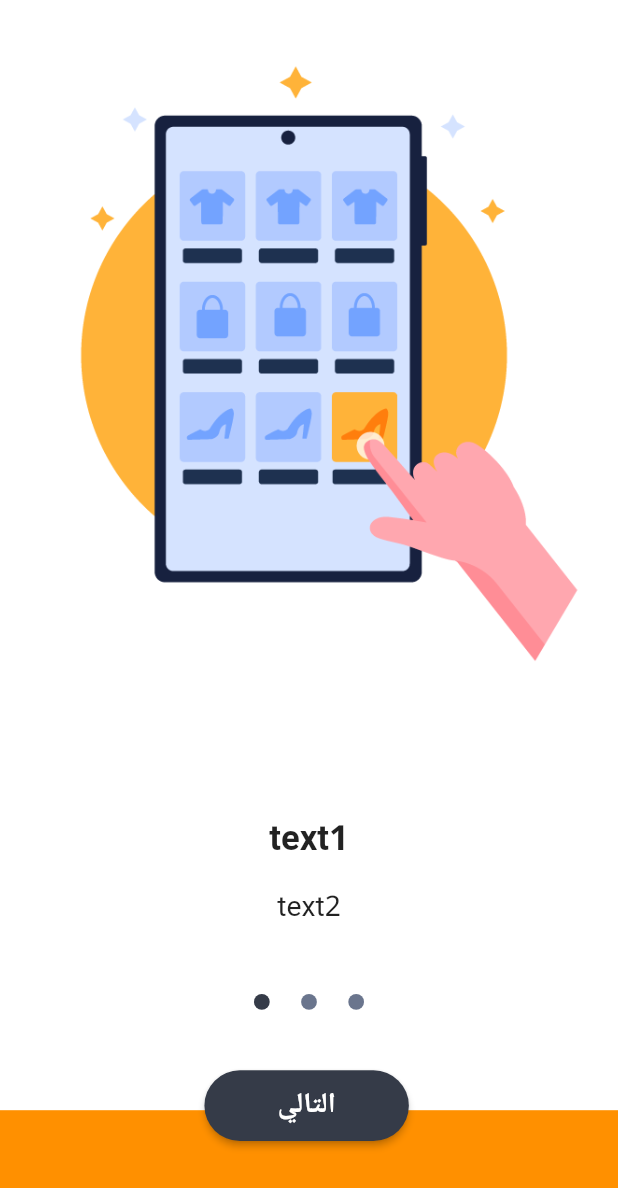
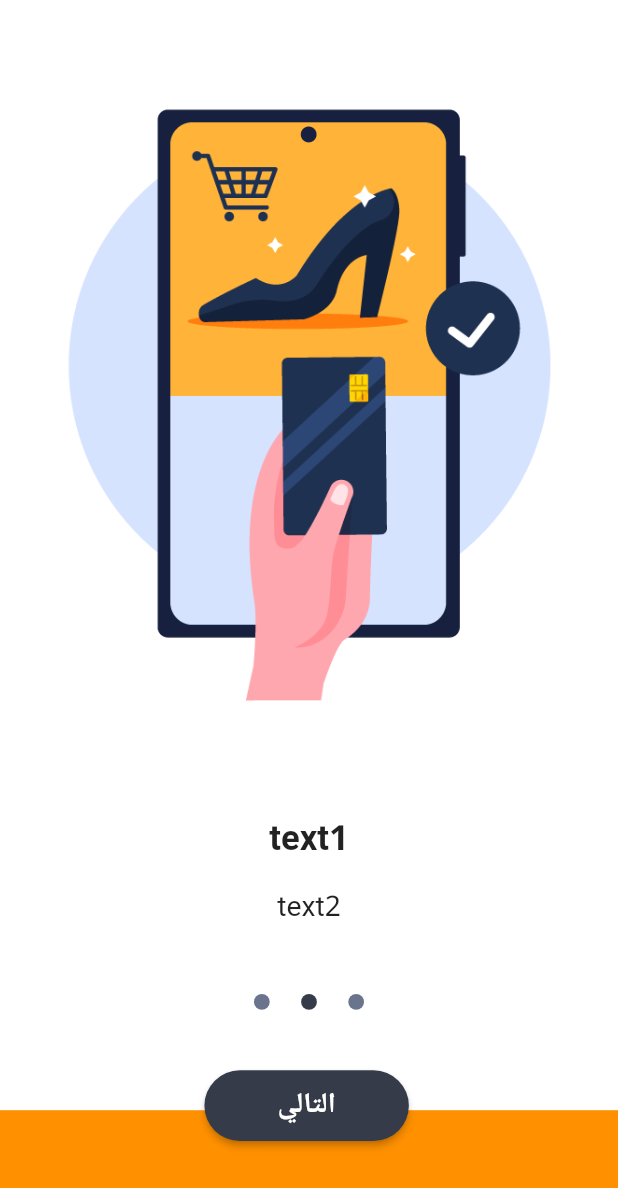
Before and after one commit to AghyadHamdoun/caphore_shop, a Flutter app: the screen it shows after launch, after a tap on "التالي", on a phone screen of 412 x 824 dp. Shown: the top 1188 px of the screen. Run offline on Flutter 3.47's test engine with Material 2 defaults, Android fonts, the phone set to English and light mode, and no system bars; drawn by our look-alikes of liquid_swipe; our stand-ins replace animate_do, cached_network_image, carousel_slider, dartz, dio, easy_localization and 9 more; missing offline and left inert: flutter_wp_woocommerce, simple_html_css.

Commit message:
onboarding done

```diff
--- a/lib/features/categories/presentation/screeens/OnBoarding/OBPage.dart
+++ b/lib/features/categories/presentation/screeens/OnBoarding/OBPage.dart
@@ -1,6 +1,13 @@
+import 'package:caphore/features/categories/presentation/screeens/OnBoarding/on_boarding_one.dart';
+import 'package:caphore/features/categories/presentation/screeens/OnBoarding/on_boarding_three.dart';
+import 'package:caphore/features/categories/presentation/screeens/OnBoarding/on_boarding_two.dart';
 import 'package:caphore/features/categories/presentation/screeens/widgets/OBwidget.dart';
 import 'package:flutter/material.dart';
+import 'package:flutter_screenutil/flutter_screenutil.dart';
 import 'package:liquid_swipe/liquid_swipe.dart';
+import 'package:shared_preferences/shared_preferences.dart';
+
+import '../../../../../core/utils/app_color.dart';
 
 class OBPage extends StatelessWidget {
   OBPage({Key? key}) : super(key: key);
@@ -11,21 +18,12 @@
   @override
   Widget build(BuildContext context) {
     final pages = [
-      OBwidget(
-        image: "assets/images/1R.png",
-        text1: "text1",
-        text2: "text2",
-      ),
-      OBwidget(
-        image: "assets/images/2R.png",
-        text1: "text1",
-        text2: "text2",
-      ),
-      OBwidget(
-        image: "assets/images/3R.png",
-        text1: "text1",
-        text2: "text2",
-      ),
+      OnBoardingOne(
+          image: "assets/images/1R.png", text1: "text1", text2: "text2"),
+      OnBoardingTwo(
+          image: "assets/images/2R.png", text1: "text1", text2: "text2"),
+      OnBoardingTree(
+          image: "assets/images/3R.png", text1: "text1", text2: "text2"),
     ];
 
     return Scaffold(
@@ -39,6 +37,24 @@
             pages: pages,
             enableSideReveal: false,
           ),
+          Positioned(
+            bottom: 60.h,
+            left: 130.w,
+            child: ElevatedButton(
+              style: ElevatedButton.styleFrom(
+                backgroundColor: AppColor.primaryColor.withOpacity(1),
+                shape: const StadiumBorder(),
+                fixedSize: Size(130.w, 45.h),
+              ),
+              onPressed: () {
+                page1a2a3(context);
+              },
+              child: Text(
+                "   التالي   ",
+                style: TextStyle(fontSize: 18.sp),
+              ),
+            ),
+          ),
         ],
       ),
     );
@@ -48,8 +64,14 @@
     currentpage = activePageIndex;
   }
 
-  page1a2f() {
-    int nextpage = controller.currentPage + 1;
-    controller.animateToPage(page: nextpage);
+  void page1a2a3(BuildContext context) {
+    if (controller.currentPage != 2) {
+      int nextpage = controller.currentPage + 1;
+      controller.animateToPage(
+        page: nextpage,
+      );
+    } else {
+      Navigator.of(context).pushReplacementNamed("/pages");
+    }
   }
 }
--- a/lib/features/categories/presentation/screeens/OnBoarding/Splash.dart
+++ b/lib/features/categories/presentation/screeens/OnBoarding/Splash.dart
@@ -4,13 +4,15 @@
 import 'package:flutter_screenutil/flutter_screenutil.dart';
 
 class Splash extends StatelessWidget {
-  const Splash({Key? key}) : super(key: key);
+  Splash({Key? key}) : super(key: key);
 
   @override
   Widget build(BuildContext context) {
-    Timer.periodic(const Duration(seconds: 2), (timer) {
-      Navigator.of(context).pushReplacementNamed("/OBPage");
-    });
+
+      Timer.periodic(const Duration(seconds: 2), (timer) async {
+        Navigator.of(context).pushReplacementNamed("/OBPage");
+      });
+
     return Scaffold(
       backgroundColor: Colors.white,
       body: SizedBox(
--- /dev/null
+++ b/lib/features/categories/presentation/screeens/OnBoarding/on_boarding_one.dart
@@ -0,0 +1,96 @@
+import 'package:flutter/material.dart';
+import 'package:flutter_screenutil/flutter_screenutil.dart';
+
+import '../../../../../core/utils/app_color.dart';
+
+class OnBoardingOne extends StatelessWidget {
+  final String image;
+  final String text1;
+  final String text2;
+  const OnBoardingOne(
+      {Key? key, required this.image, required this.text1, required this.text2})
+      : super(key: key);
+
+  @override
+  Widget build(BuildContext context) {
+    return SafeArea(
+      child: Scaffold(
+        body: Container(
+          color: Colors.white,
+          child: Stack(
+            children: [
+              Column(
+                mainAxisAlignment: MainAxisAlignment.spaceBetween,
+                children: [
+                  Image.asset(
+                    image,
+                    height: 500.h,
+                    fit: BoxFit.fill,
+                  ),
+                  Text(
+                    text1,
+                    style:
+                        TextStyle(fontSize: 22.sp, fontWeight: FontWeight.bold),
+                  ),
+                  Text(
+                    text2,
+                    style: TextStyle(fontSize: 18.sp),
+                  ),
+                  SizedBox(
+                    height: 10.h,
+                  ),
+                  Row(
+                    mainAxisAlignment: MainAxisAlignment.center,
+                    children: [
+                      Container(
+                        height: 10.h,
+                        width: 10.w,
+                        decoration: const BoxDecoration(
+                          color: Color.fromARGB(255, 106, 117, 141),
+                          shape: BoxShape.circle,
+                        ),
+                      ),
+                      SizedBox(
+                        width: 20.w,
+                      ),
+                      Container(
+                        height: 10.h,
+                        width: 10.w,
+                        decoration: const BoxDecoration(
+                          color: Color.fromARGB(255, 106, 117, 141),
+                          shape: BoxShape.circle,
+                        ),
+                      ),
+                      SizedBox(
+                        width: 20.w,
+                      ),
+                      Container(
+                        height: 10.h,
+                        width: 10.w,
+                        decoration: const BoxDecoration(
+                          color: AppColor.primaryColor,
+                          shape: BoxShape.circle,
+                        ),
+                      ),
+                    ],
+                  ),
+                  SizedBox(
+                    height: 10.h,
+                  ),
+                  Padding(
+                    padding: EdgeInsets.only(top: 20.h),
+                    child: Container(
+                      height: 80.h,
+                      color: AppColor.darkOrangeColor,
+                    ),
+                  ),
+                ],
+              ),
+
+            ],
+          ),
+        ),
+      ),
+    );
+  }
+}
--- /dev/null
+++ b/lib/features/categories/presentation/screeens/OnBoarding/on_boarding_three.dart
@@ -0,0 +1,95 @@
+import 'package:flutter/material.dart';
+import 'package:flutter_screenutil/flutter_screenutil.dart';
+
+import '../../../../../core/utils/app_color.dart';
+
+class OnBoardingTree extends StatelessWidget {
+  final String image;
+  final String text1;
+  final String text2;
+  const OnBoardingTree(
+      {Key? key, required this.image, required this.text1, required this.text2})
+      : super(key: key);
+
+  @override
+  Widget build(BuildContext context) {
+    return SafeArea(
+      child: Scaffold(
+        body: Container(
+          color: Colors.white,
+          child: Stack(
+            children: [
+              Column(
+                mainAxisAlignment: MainAxisAlignment.spaceBetween,
+                children: [
+                  Image.asset(
+                    image,
+                    height: 500.h,
+                    fit: BoxFit.fill,
+                  ),
+                  Text(
+                    text1,
+                    style:
+                        TextStyle(fontSize: 22.sp, fontWeight: FontWeight.bold),
+                  ),
+                  Text(
+                    text2,
+                    style: TextStyle(fontSize: 18.sp),
+                  ),
+                  SizedBox(
+                    height: 10.h,
+                  ),
+                  Row(
+                    mainAxisAlignment: MainAxisAlignment.center,
+                    children: [
+                      Container(
+                        height: 10.h,
+                        width: 10.w,
+                        decoration: const BoxDecoration(
+                          color: AppColor.primaryColor,
+                          shape: BoxShape.circle,
+                        ),
+                      ),
+                      SizedBox(
+                        width: 20.w,
+                      ),
+                      Container(
+                        height: 10.h,
+                        width: 10.w,
+                        decoration: const BoxDecoration(
+                          color: Color.fromARGB(255, 106, 117, 141),
+                          shape: BoxShape.circle,
+                        ),
+                      ),
+                      SizedBox(
+                        width: 20.w,
+                      ),
+                      Container(
+                        height: 10.h,
+                        width: 10.w,
+                        decoration: const BoxDecoration(
+                          color: Color.fromARGB(255, 106, 117, 141),
+                          shape: BoxShape.circle,
+                        ),
+                      ),
+                    ],
+                  ),
+                  SizedBox(
+                    height: 10.h,
+                  ),
+                  Padding(
+                    padding: EdgeInsets.only(top: 20.h),
+                    child: Container(
+                      height: 80.h,
+                      color: AppColor.darkOrangeColor,
+                    ),
+                  ),
+                ],
+              ),
+            ],
+          ),
+        ),
+      ),
+    );
+  }
+}
--- /dev/null
+++ b/lib/features/categories/presentation/screeens/OnBoarding/on_boarding_two.dart
@@ -0,0 +1,95 @@
+import 'package:flutter/material.dart';
+import 'package:flutter_screenutil/flutter_screenutil.dart';
+
+import '../../../../../core/utils/app_color.dart';
+
+class OnBoardingTwo extends StatelessWidget {
+  final String image;
+  final String text1;
+  final String text2;
+  const OnBoardingTwo(
+      {Key? key, required this.image, required this.text1, required this.text2})
+      : super(key: key);
+
+  @override
+  Widget build(BuildContext context) {
+    return SafeArea(
+      child: Scaffold(
+        body: Container(
+          color: Colors.white,
+          child: Stack(
+            children: [
+              Column(
+                mainAxisAlignment: MainAxisAlignment.spaceBetween,
+                children: [
+                  Image.asset(
+                    image,
+                    height: 500.h,
+                    fit: BoxFit.fill,
+                  ),
+                  Text(
+                    text1,
+                    style:
+                        TextStyle(fontSize: 22.sp, fontWeight: FontWeight.bold),
+                  ),
+                  Text(
+                    text2,
+                    style: TextStyle(fontSize: 18.sp),
+                  ),
+                  SizedBox(
+                    height: 10.h,
+                  ),
+                  Row(
+                    mainAxisAlignment: MainAxisAlignment.center,
+                    children: [
+                      Container(
+                        height: 10.h,
+                        width: 10.w,
+                        decoration: const BoxDecoration(
+                          color: Color.fromARGB(255, 106, 117, 141),
+                          shape: BoxShape.circle,
+                        ),
+                      ),
+                      SizedBox(
+                        width: 20.w,
+                      ),
+                      Container(
+                        height: 10.h,
+                        width: 10.w,
+                        decoration: const BoxDecoration(
+                          color: AppColor.primaryColor,
+                          shape: BoxShape.circle,
+                        ),
+                      ),
+                      SizedBox(
+                        width: 20.w,
+                      ),
+                      Container(
+                        height: 10.h,
+                        width: 10.w,
+                        decoration: const BoxDecoration(
+                          color: Color.fromARGB(255, 106, 117, 141),
+                          shape: BoxShape.circle,
+                        ),
+                      ),
+                    ],
+                  ),
+                  SizedBox(
+                    height: 10.h,
+                  ),
+                  Padding(
+                    padding: EdgeInsets.only(top: 20.h),
+                    child: Container(
+                      height: 80.h,
+                      color: AppColor.darkOrangeColor,
+                    ),
+                  ),
+                ],
+              ),
+            ],
+          ),
+        ),
+      ),
+    );
+  }
+}
--- a/lib/main.dart
+++ b/lib/main.dart
@@ -35,7 +35,7 @@
           supportedLocales: context.supportedLocales,
           locale: context.locale,
           debugShowCheckedModeBanner: false,
-          home: const Splash(),
+          home: Splash(),
           routes: MyRoutes.routes,
           builder: EasyLoading.init(),
         );
--- a/pubspec.yaml
+++ b/pubspec.yaml
@@ -57,6 +57,7 @@
   url_launcher: ^6.1.10
   flutter_easyloading: ^3.0.5
   simple_html_css: ^4.0.0
+  shared_preferences: ^2.1.1
 
 
 
```
Also changed, not shown: pubspec.lock.
